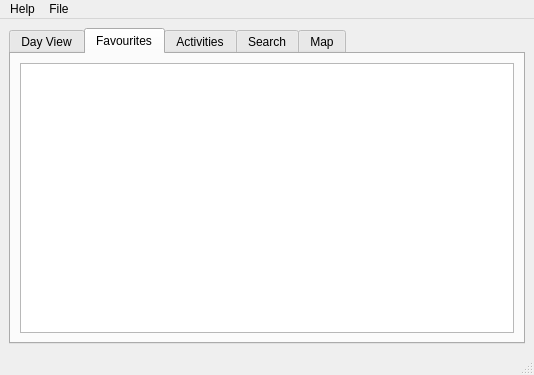
Qt form src/gui/mainwindow.ui (edulix/confclerk) before a commit.
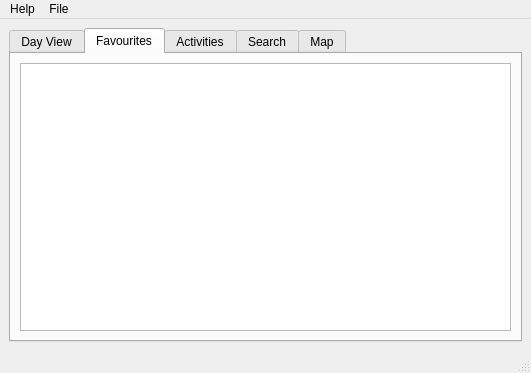
The same form after that commit. The open tabs and pages were chosen to show the change. Custom widgets are drawn as their Qt base class.

Commit message: minimal size for tabs set

```diff
--- a/src/gui/mainwindow.ui
+++ b/src/gui/mainwindow.ui
@@ -1,16 +1,22 @@
 <?xml version="1.0" encoding="UTF-8"?>
 <ui version="4.0">
  <class>MainWindow</class>
- <widget class="QMainWindow" name="MainWindow">
-  <property name="geometry">
+ <widget class="QMainWindow" name="MainWindow" >
+  <property name="geometry" >
    <rect>
     <x>0</x>
     <y>0</y>
-    <width>534</width>
-    <height>375</height>
+    <width>531</width>
+    <height>373</height>
    </rect>
   </property>
-  <property name="windowTitle">
+  <property name="minimumSize" >
+   <size>
+    <width>400</width>
+    <height>300</height>
+   </size>
+  </property>
+  <property name="windowTitle" >
    <string>MainWindow</string>
   </property>
   <widget class="QWidget" name="centralwidget">
@@ -92,31 +98,31 @@
     </item>
    </layout>
   </widget>
-  <widget class="QMenuBar" name="menubar">
-   <property name="geometry">
+  <widget class="QMenuBar" name="menubar" >
+   <property name="geometry" >
     <rect>
      <x>0</x>
      <y>0</y>
-     <width>534</width>
-     <height>24</height>
+     <width>531</width>
+     <height>40</height>
     </rect>
    </property>
-   <widget class="QMenu" name="menuFile">
-    <property name="title">
+   <widget class="QMenu" name="menuFile" >
+    <property name="title" >
      <string>File</string>
     </property>
     <addaction name="actionImportSchedule"/>
     <addaction name="actionQuit"/>
    </widget>
-   <widget class="QMenu" name="menuAbout">
-    <property name="title">
+   <widget class="QMenu" name="menuAbout" >
+    <property name="title" >
      <string>Help</string>
     </property>
     <addaction name="actionAboutQt"/>
     <addaction name="actionAboutApplication"/>
    </widget>
-   <addaction name="menuAbout"/>
-   <addaction name="menuFile"/>
+   <addaction name="menuAbout" />
+   <addaction name="menuFile" />
   </widget>
   <widget class="QStatusBar" name="statusbar"/>
   <action name="actionImportSchedule">
```
Left out of the diff: 95 changed lines with no effect on the pictures.
